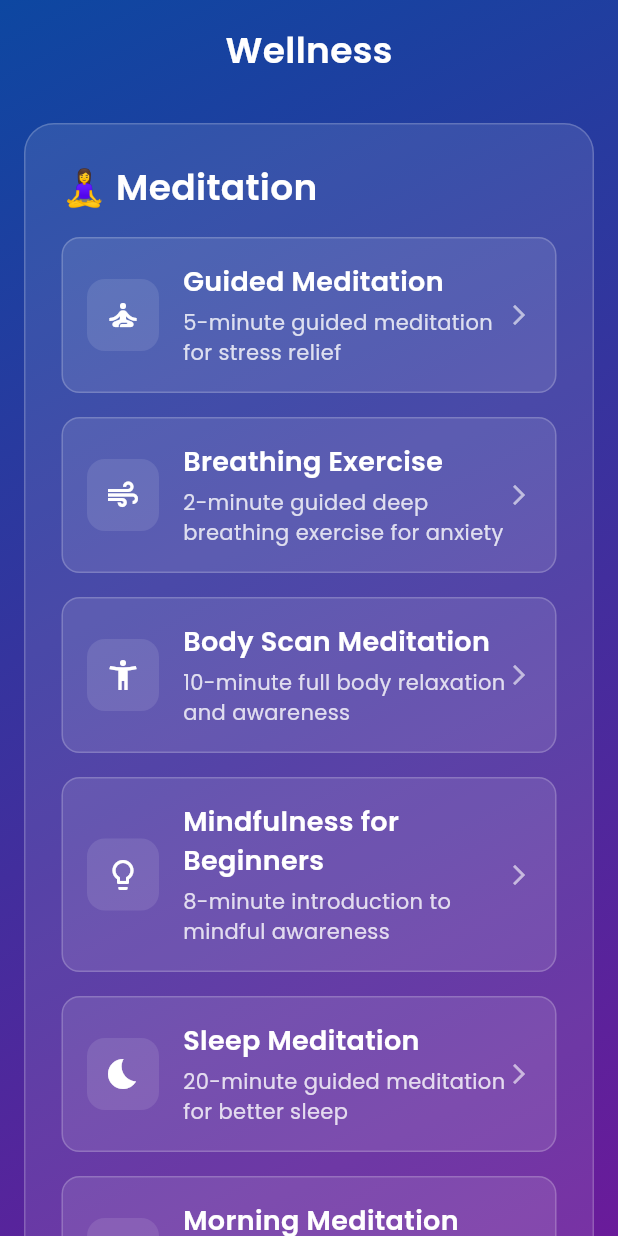
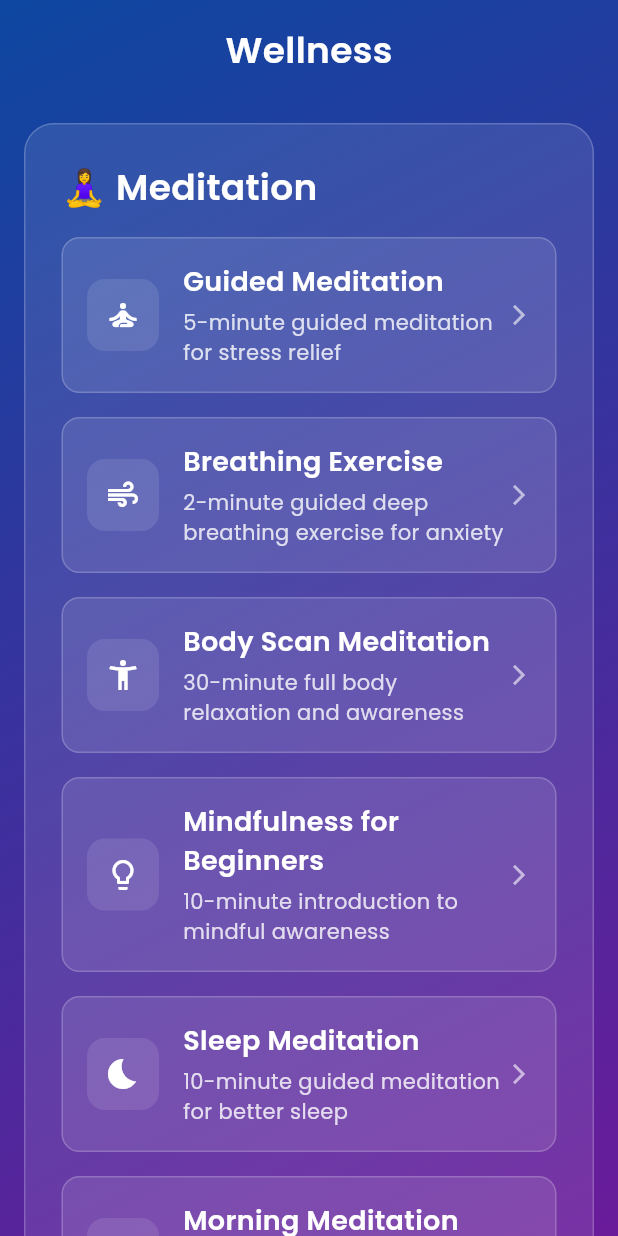
Before and after one commit to brettr7388/mindcare-app, a Flutter app: the WellnessScreen screen opened directly, on a phone screen of 412 x 824 dp. Run offline on Flutter 3.47's test engine with Material 3 defaults, Android fonts, the light colour scheme and no system bars; our stand-ins replace audioplayers, geolocator, google_fonts, image_picker, permission_handler, shared_preferences and 1 more; accounts and stored records are empty.

Commit message:
Fixed and added youtube links on wellness screen

```diff
--- a/lib/screens/wellness_screen.dart
+++ b/lib/screens/wellness_screen.dart
@@ -60,25 +60,25 @@ class WellnessScreen extends StatelessWidget {
                           ),
                           WellnessItem(
                             title: 'Body Scan Meditation',
-                            description: '10-minute full body relaxation and awareness',
+                            description: '30-minute full body relaxation and awareness',
                             icon: Icons.accessibility_new,
                             url: 'https://www.youtube.com/watch?v=15q-N-_kkrU',
                           ),
                           WellnessItem(
                             title: 'Mindfulness for Beginners',
-                            description: '8-minute introduction to mindful awareness',
+                            description: '10-minute introduction to mindful awareness',
                             icon: Icons.lightbulb_outline,
                             url: 'https://www.youtube.com/watch?v=ZToicYcHIOU',
                           ),
                           WellnessItem(
                             title: 'Sleep Meditation',
-                            description: '20-minute guided meditation for better sleep',
+                            description: '10-minute guided meditation for better sleep',
                             icon: Icons.bedtime,
                             url: 'https://www.youtube.com/watch?v=aEqlQvczMJQ',
                           ),
                           WellnessItem(
                             title: 'Morning Meditation',
-                            description: '7-minute energizing start to your day',
+                            description: '10-minute energizing start to your day',
                             icon: Icons.wb_sunny,
                             url: 'https://www.youtube.com/watch?v=O-6f5wQXSu8',
                           ),
@@ -104,31 +104,31 @@ class WellnessScreen extends StatelessWidget {
                             title: 'Ocean Waves',
                             description: 'Peaceful ocean sounds for relaxation',
                             icon: Icons.waves,
-                            url: 'https://www.youtube.com/watch?v=V1bFr2SWP1I',
+                            url: 'https://youtu.be/9ZhqskAop6E',
                           ),
                           WellnessItem(
                             title: 'Rain Sounds',
                             description: 'Gentle rainfall for focus and calm',
                             icon: Icons.grain,
-                            url: 'https://www.youtube.com/watch?v=mPZkdNFkNps',
+                            url: 'https://www.youtube.com/live/J3Or65owCFY?si=o-ld1UFGW9OuTY32',
                           ),
                           WellnessItem(
                             title: 'Forest Ambience',
                             description: 'Birds chirping and rustling leaves',
                             icon: Icons.park,
-                            url: 'https://www.youtube.com/watch?v=xNN7iTA57jM',
+                            url: 'https://youtu.be/xNN7iTA57jM?si=0xMLRdfVXe4yyvIR',
                           ),
                           WellnessItem(
                             title: 'Piano Instrumental',
                             description: 'Soft piano melodies for stress relief',
                             icon: Icons.piano,
-                            url: 'https://www.youtube.com/watch?v=lFcSrYw-ARY',
+                            url: 'https://youtu.be/3NycM9lYdRI?si=kPdy_uADkJoCO7jr',
                           ),
                           WellnessItem(
                             title: 'Tibetan Singing Bowls',
                             description: 'Ancient healing sounds for deep relaxation',
                             icon: Icons.circle_outlined,
-                            url: 'https://www.youtube.com/watch?v=gQz_6FaRMyg',
+                            url: 'https://www.youtube.com/watch?v=OW7TH2U4hps',
                           ),
                           WellnessItem(
                             title: 'White Noise',
@@ -299,8 +299,21 @@ class _WellnessItemCard extends StatelessWidget {
 
   Future<void> _launchURL(String url) async {
     final uri = Uri.parse(url);
-    if (await canLaunchUrl(uri)) {
-      await launchUrl(uri);
+    try {
+      if (await canLaunchUrl(uri)) {
+        await launchUrl(
+          uri,
+          mode: LaunchMode.externalApplication,
+          webViewConfiguration: const WebViewConfiguration(
+            enableJavaScript: true,
+            enableDomStorage: true,
+          ),
+        );
+      } else {
+        throw Exception('Could not launch $url');
+      }
+    } catch (e) {
+      debugPrint('Error launching URL: $e');
     }
   }
 }
```
Also changed, not shown: pubspec.lock.
